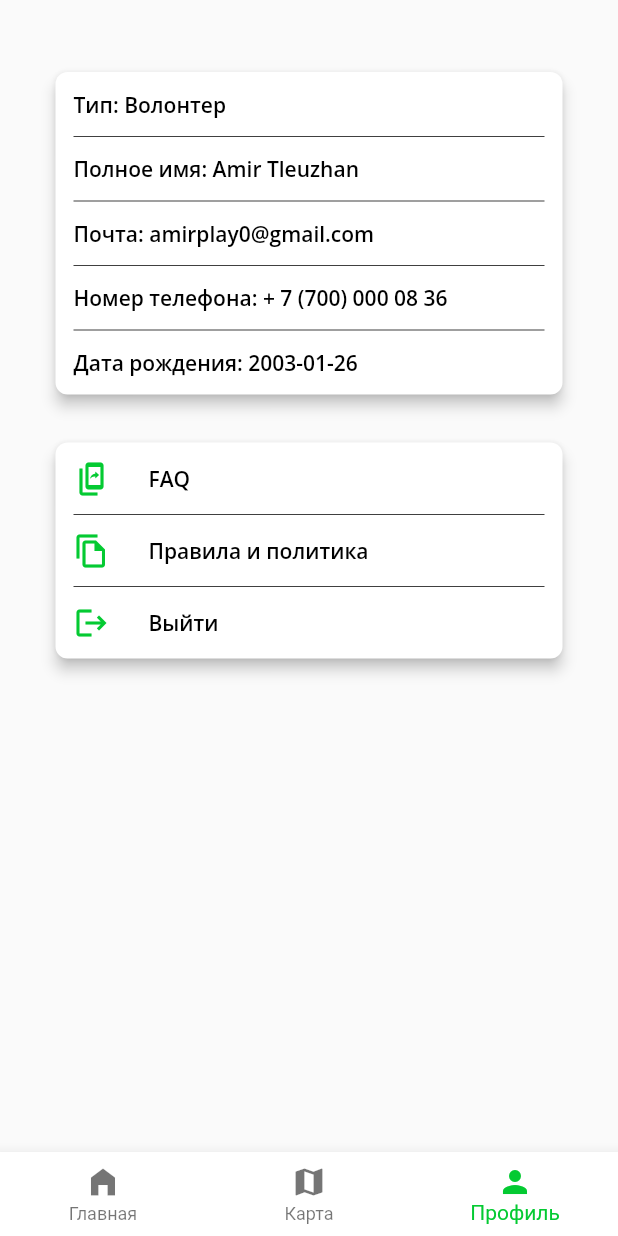
After one commit to BLAZ3R/volunteer, a Flutter app: the NavBarScreen screen opened directly, on a phone screen of 412 x 824 dp. The commit adds this screen. Run offline on Flutter 3.47's test engine with Material 2 defaults, Android fonts, the phone set to English and light mode, and no system bars; our stand-ins replace bloc, date_format, dio, flutter_bloc, flutter_secure_storage, google_fonts; accounts and stored records are empty.

Commit message:
added profile page ui

```diff
--- a/lib/constants/MainTheme.dart
+++ b/lib/constants/MainTheme.dart
@@ -60,7 +60,7 @@ abstract class MainTheme {
 }
 
 class LightModeTheme extends MainTheme {
-  Color primaryColor = const Color(0xFF5A081F);
+  Color primaryColor = Color.fromARGB(255, 4, 202, 50);
   Color secondaryColor = const Color(0xFFA78B5A);
   Color tertiaryColor = const Color(0xFF5B5B5B);
   Color alternate = const Color(0xFFFF5963);
--- a/lib/logic/blocs/auth/login/login_bloc.dart
+++ b/lib/logic/blocs/auth/login/login_bloc.dart
@@ -5,7 +5,6 @@ import 'package:volunteer/logic/blocs/auth/login/login_event.dart';
 import 'package:volunteer/logic/blocs/form_submission_status.dart';
 
 import 'login_state.dart';
-
 
 class LoginBloc extends Bloc<LoginEvent, LoginState> {
   final AuthApi authRepo;
@@ -28,6 +27,7 @@ class LoginBloc extends Bloc<LoginEvent, LoginState> {
 
       try {
         await authRepo.login();
+
         yield state.copyWith(formStatus: SubmissionSuccess());
       } catch (e) {
         yield state.copyWith(formStatus: SubmissionFailed(e as Exception));
--- a/lib/logic/blocs/auth/login/login_view.dart
+++ b/lib/logic/blocs/auth/login/login_view.dart
@@ -7,6 +7,8 @@ import 'package:volunteer/data/api/AuthApi.dart';
 import 'package:volunteer/logic/blocs/auth/login/login_bloc.dart';
 import 'package:volunteer/logic/blocs/auth/login/login_event.dart';
 import 'package:volunteer/logic/blocs/auth/login/login_state.dart';
+import 'package:volunteer/screens/navbarScreen.dart';
+import 'package:volunteer/screens/profileScreen.dart';
 
 import '../../../../constants/MainTheme.dart';
 import '../../../../screens/signUpScreen.dart';
@@ -46,6 +48,15 @@ class _LoginViewState extends State<LoginView> {
           final formStatus = state.formStatus;
           if (formStatus is SubmissionFailed) {
             _showSnackBar(context, formStatus.exception.toString());
+          }
+          if (formStatus is SubmissionSuccess) {
+            Navigator.pushAndRemoveUntil(
+                context,
+                MaterialPageRoute(
+                    builder: (context) => NavBarScreen(
+                          initialPage: 'ProfileScreen',
+                        )),
+                (route) => false);
           }
         },
         child: SafeArea(
--- /dev/null
+++ b/lib/screens/navbarScreen.dart
@@ -0,0 +1,73 @@
+import 'package:flutter/cupertino.dart';
+import 'package:flutter/material.dart';
+import 'package:volunteer/constants/MainTheme.dart';
+import 'package:volunteer/screens/profileScreen.dart';
+
+class NavBarScreen extends StatefulWidget {
+  const NavBarScreen({Key? key, required this.initialPage}) : super(key: key);
+
+  final String initialPage;
+
+  @override
+  _NavBarScreenState createState() => _NavBarScreenState();
+}
+
+/// This is the private State class that goes with NavBarPage.
+class _NavBarScreenState extends State<NavBarScreen> {
+  String _currentPage = 'HomePage';
+
+  @override
+  void initState() {
+    super.initState();
+    _currentPage = widget.initialPage;
+  }
+
+  @override
+  Widget build(BuildContext context) {
+    final tabs = {
+      'HomeScreen': Container(),
+      'CreateScreen': Container(),
+      'ProfileScreen': ProfileScreen(),
+    };
+    final currentIndex = tabs.keys.toList().indexOf(_currentPage);
+    return Scaffold(
+      body: tabs[_currentPage],
+      bottomNavigationBar: BottomNavigationBar(
+        currentIndex: currentIndex,
+        onTap: (i) => setState(() => _currentPage = tabs.keys.toList()[i]),
+        backgroundColor: Colors.white,
+        selectedItemColor: MainTheme.of(context).primaryColor,
+        unselectedItemColor: Color(0x8A000000),
+        showSelectedLabels: true,
+        showUnselectedLabels: true,
+        type: BottomNavigationBarType.fixed,
+        items: <BottomNavigationBarItem>[
+          BottomNavigationBarItem(
+            icon: Icon(
+              Icons.home_filled,
+              size: 24,
+            ),
+            label: 'Главная',
+            tooltip: '',
+          ),
+          BottomNavigationBarItem(
+            icon: Icon(
+              Icons.map,
+              size: 24,
+            ),
+            label: 'Карта',
+            tooltip: '',
+          ),
+          BottomNavigationBarItem(
+            icon: Icon(
+              Icons.person,
+              size: 24,
+            ),
+            label: 'Профиль',
+            tooltip: '',
+          ),
+        ],
+      ),
+    );
+  }
+}
--- /dev/null
+++ b/lib/screens/profileScreen.dart
@@ -0,0 +1,227 @@
+import 'package:date_format/date_format.dart';
+import 'package:flutter/cupertino.dart';
+import 'package:flutter/material.dart';
+import 'package:volunteer/constants/MainTheme.dart';
+
+class ProfileScreen extends StatelessWidget {
+  const ProfileScreen({Key? key}) : super(key: key);
+
+  @override
+  Widget build(BuildContext context) {
+    return Scaffold(
+      body: SafeArea(
+          child: (Padding(
+        padding: const EdgeInsets.all(20.0),
+        child: Column(
+          mainAxisSize: MainAxisSize.max,
+          crossAxisAlignment: CrossAxisAlignment.stretch,
+          children: [
+            Padding(
+              padding: EdgeInsetsDirectional.fromSTEB(13, 24, 13, 0),
+              child: Card(
+                clipBehavior: Clip.antiAliasWithSaveLayer,
+                color: Colors.white,
+                elevation: 4,
+                shape: RoundedRectangleBorder(
+                  borderRadius: BorderRadius.circular(8),
+                ),
+                child: Padding(
+                  padding: EdgeInsetsDirectional.fromSTEB(12, 12, 12, 12),
+                  child: Column(
+                    mainAxisSize: MainAxisSize.max,
+                    crossAxisAlignment: CrossAxisAlignment.stretch,
+                    children: [
+                      Row(
+                        mainAxisSize: MainAxisSize.max,
+                        children: [
+                          Text(
+                            'Тип: ',
+                            style: MainTheme.of(context).bodyText1,
+                          ),
+                          Text(
+                            "Волонтер",
+                            style: MainTheme.of(context).bodyText1,
+                          ),
+                        ],
+                      ),
+                      Divider(
+                        height: 24,
+                        thickness: 0.5,
+                        color: Colors.black,
+                      ),
+                      Row(
+                        mainAxisSize: MainAxisSize.max,
+                        children: [
+                          Text(
+                            'Полное имя: ',
+                            style: MainTheme.of(context).bodyText1,
+                          ),
+                          Text(
+                            "Amir Tleuzhan",
+                            style: MainTheme.of(context).bodyText1,
+                          ),
+                        ],
+                      ),
+                      Divider(
+                        height: 24,
+                        thickness: 0.5,
+                        color: Colors.black,
+                      ),
+                      Row(
+                        mainAxisSize: MainAxisSize.max,
+                        children: [
+                          Text(
+                            'Почта: ',
+                            style: MainTheme.of(context).bodyText1,
+                          ),
+                          Text(
+                            "amirplay0@gmail.com",
+                            style: MainTheme.of(context).bodyText1,
+                          ),
+                        ],
+                      ),
+                      Divider(
+                        height: 24,
+                        thickness: 0.5,
+                        color: Colors.black,
+                      ),
+                      Row(
+                        mainAxisSize: MainAxisSize.max,
+                        children: [
+                          Text(
+                            'Номер телефона: ',
+                            style: MainTheme.of(context).bodyText1,
+                          ),
+                          Text(
+                            "+ 7 (700) 000 08 36",
+                            style: MainTheme.of(context).bodyText1,
+                          ),
+                        ],
+                      ),
+                      Divider(
+                        height: 24,
+                        thickness: 0.5,
+                        color: Colors.black,
+                      ),
+                      Row(
+                        mainAxisSize: MainAxisSize.max,
+                        children: [
+                          Text(
+                            'Дата рождения: ',
+                            style: MainTheme.of(context).bodyText1,
+                          ),
+                          Text(
+                            formatDate(DateTime(2003, 01, 26),
+                                [yyyy, '-', mm, '-', dd]),
+                            style: MainTheme.of(context).bodyText1,
+                          ),
+                        ],
+                      ),
+                    ],
+                  ),
+                ),
+              ),
+            ),
+            Padding(
+              padding: EdgeInsetsDirectional.fromSTEB(13, 24, 13, 0),
+              child: Card(
+                clipBehavior: Clip.antiAliasWithSaveLayer,
+                color: Colors.white,
+                elevation: 4,
+                shape: RoundedRectangleBorder(
+                  borderRadius: BorderRadius.circular(8),
+                ),
+                child: Padding(
+                  padding: EdgeInsetsDirectional.fromSTEB(12, 12, 12, 12),
+                  child: Column(
+                    mainAxisSize: MainAxisSize.max,
+                    crossAxisAlignment: CrossAxisAlignment.stretch,
+                    children: [
+                      InkWell(
+                        onTap: () async {
+                          // await Share.share('URL to download');
+                        },
+                        child: Row(
+                          mainAxisSize: MainAxisSize.max,
+                          children: [
+                            Padding(
+                              padding:
+                                  EdgeInsetsDirectional.fromSTEB(0, 0, 26, 0),
+                              child: Icon(
+                                Icons.offline_share,
+                                color: MainTheme.of(context).primaryColor,
+                                size: 24,
+                              ),
+                            ),
+                            Text(
+                              'FAQ',
+                              style: MainTheme.of(context).bodyText1,
+                            ),
+                          ],
+                        ),
+                      ),
+                      Divider(
+                        height: 24,
+                        thickness: 0.5,
+                        color: Colors.black,
+                      ),
+                      Row(
+                        mainAxisSize: MainAxisSize.max,
+                        children: [
+                          Padding(
+                            padding:
+                                EdgeInsetsDirectional.fromSTEB(0, 0, 26, 0),
+                            child: Icon(
+                              Icons.file_copy_outlined,
+                              color: MainTheme.of(context).primaryColor,
+                              size: 24,
+                            ),
+                          ),
+                          Text('Правила и политика',
+                              style: MainTheme.of(context).bodyText1),
+                        ],
+                      ),
+                      Divider(
+                        height: 24,
+                        thickness: 0.5,
+                        color: Colors.black,
+                      ),
+                      InkWell(
+                        onTap: () async {
+                          // await signOut();
+                          // await Navigator.pushAndRemoveUntil(
+                          //   context,
+                          //   MaterialPageRoute(
+                          //     builder: (context) => AuthPageWidget(),
+                          //   ),
+                          //   (r) => false,
+                          // );
+                        },
+                        child: Row(
+                          mainAxisSize: MainAxisSize.max,
+                          children: [
+                            Padding(
+                              padding:
+                                  EdgeInsetsDirectional.fromSTEB(0, 0, 26, 0),
+                              child: Icon(
+                                Icons.logout,
+                                color: MainTheme.of(context).primaryColor,
+                                size: 24,
+                              ),
+                            ),
+                            Text('Выйти',
+                                style: MainTheme.of(context).bodyText1),
+                          ],
+                        ),
+                      ),
+                    ],
+                  ),
+                ),
+              ),
+            ),
+          ],
+        ),
+      ))),
+    );
+  }
+}
--- a/pubspec.yaml
+++ b/pubspec.yaml
@@ -38,6 +38,7 @@ dependencies:
   # Use with the CupertinoIcons class for iOS style icons.
   #UI
   cupertino_icons: ^1.0.2
+  date_format: ^2.0.6
   google_fonts: ^2.3.1
 
   #Business-logic
```
Also changed, not shown: pubspec.lock.
